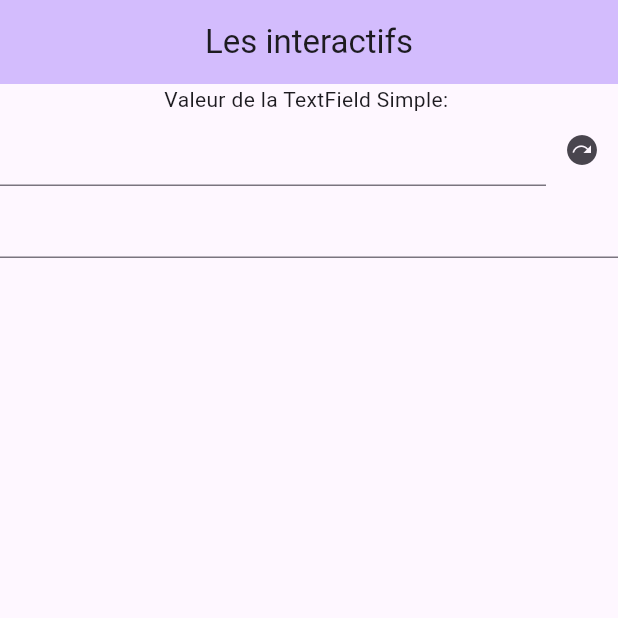
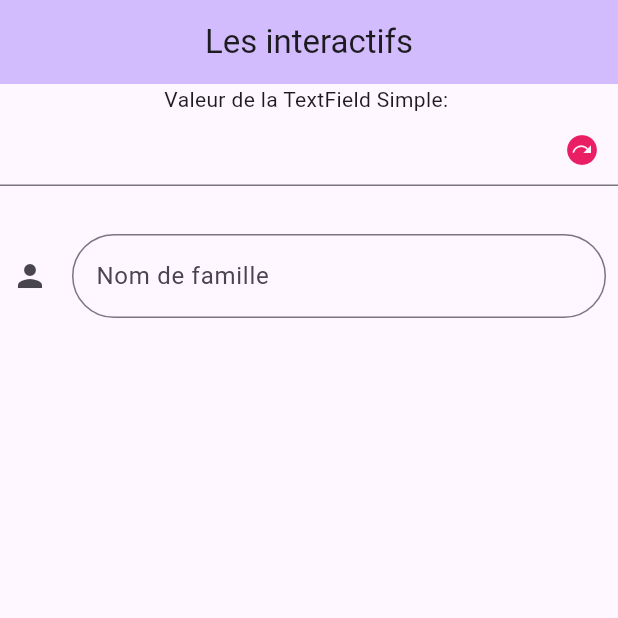
Before and after one commit to simon-oks/learn-flutter-interactif-widgets, a Flutter app: the screen it shows after launch, on a phone screen of 412 x 824 dp, the top half of it. Run offline on Flutter 3.47's test engine with Material 3 defaults, Android fonts, the light colour scheme and no system bars.

Commit message:
TextField InputDecoration Widget

```diff
--- a/lib/home_page.dart
+++ b/lib/home_page.dart
@@ -39,7 +39,7 @@
       ),
       body: InkWell(
         onTap: () {
-          unfocusMethod3(_focus);
+          unfocusMethod1();
         },
         child: Center(
           child: Column(
@@ -58,17 +58,34 @@
                         });
                       },
                       focusNode: _focus,
+                      decoration: InputDecoration(
+                        suffixIcon: IconButton(
+                          onPressed: () {
+                            FocusScope.of(context).requestFocus(_nextFocus);
+                          },
+                          icon: Icon(Icons.next_plan),
+                        ),
+                        suffixIconColor: Colors.pink,
+                      ),
                     ),
-                  ),
-                  IconButton(
-                    onPressed: () {
-                      FocusScope.of(context).requestFocus(_nextFocus);
-                    },
-                    icon: Icon(Icons.next_plan),
                   ),
                 ],
               ),
-              TextField(focusNode: _nextFocus),
+              SizedBox(height: 24),
+              Padding(
+                padding: const EdgeInsets.all(8),
+                child: TextField(
+                  focusNode: _nextFocus,
+                  decoration: InputDecoration(
+                    border: OutlineInputBorder(
+                      borderRadius: BorderRadius.circular(50),
+                    ),
+                    icon: Icon(Icons.person),
+                    label: Text("Nom de famille"),
+                    hintText: "Entrez votre nom",
+                  ),
+                ),
+              ),
             ],
           ),
         ),
```
